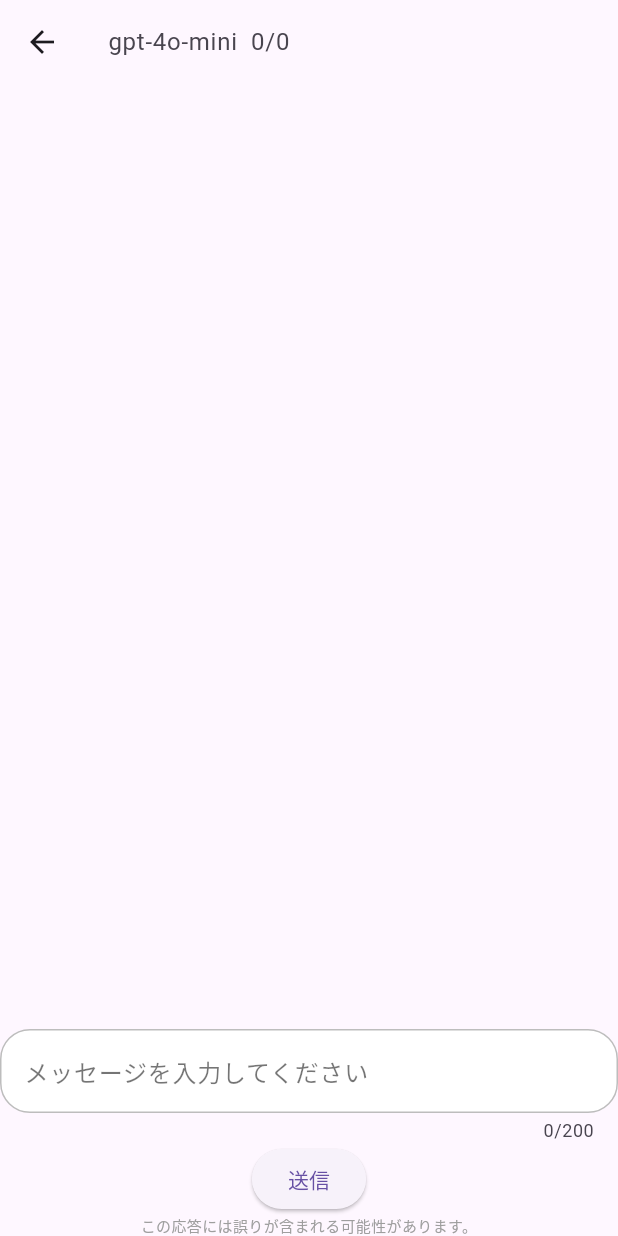
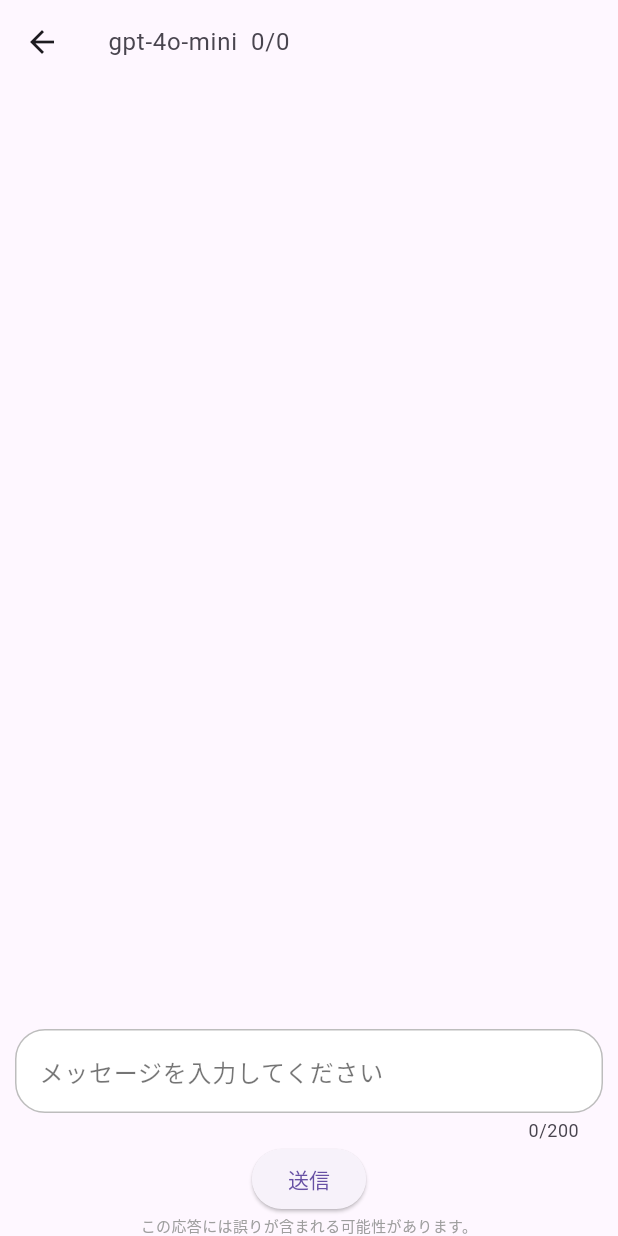
Before and after one commit to Fusion-Mind-co/ai_chat_bot, a Flutter app: the ChatPage screen opened directly with empty values, on a phone screen of 412 x 824 dp. Run offline on Flutter 3.47's test engine with Material 3 defaults, Android fonts, the phone set to English and light mode, and no system bars; our stand-ins replace flutter_dotenv, flutter_secure_storage, google_sign_in, sqflite, sqflite_common_ffi; missing offline and left inert: flutter_stripe, idb_shim; accounts and stored records are empty.

Commit message:
chat入力欄の修正

```diff
--- a/frontend/lib/chat_page/input_chat.dart
+++ b/frontend/lib/chat_page/input_chat.dart
@@ -109,7 +109,10 @@ class _InputChatState extends State<InputChat> {
   Widget build(BuildContext context) {
     return Column(
       children: [
-        TextField(
+        Padding(
+          // パディングを追加
+          padding: EdgeInsets.symmetric(horizontal: 10.0), // 左右に16.0のパディング
+          child: TextField(
             controller: chatController,
             maxLength: input_text_length,
             maxLines: null,
@@ -146,6 +149,7 @@ class _InputChatState extends State<InputChat> {
               ),
             ),
           ),
+        ),
         ElevatedButton(
           onPressed: () {
             getInputChat();
```
Lines whose indentation alone changed are shown as unchanged.
